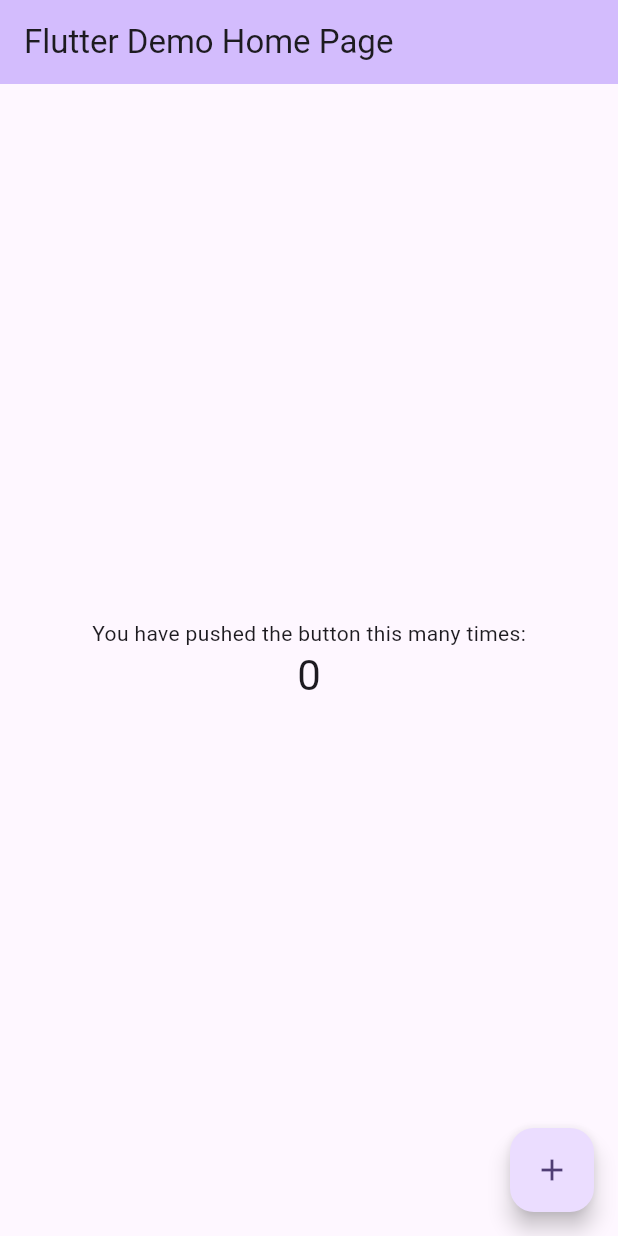
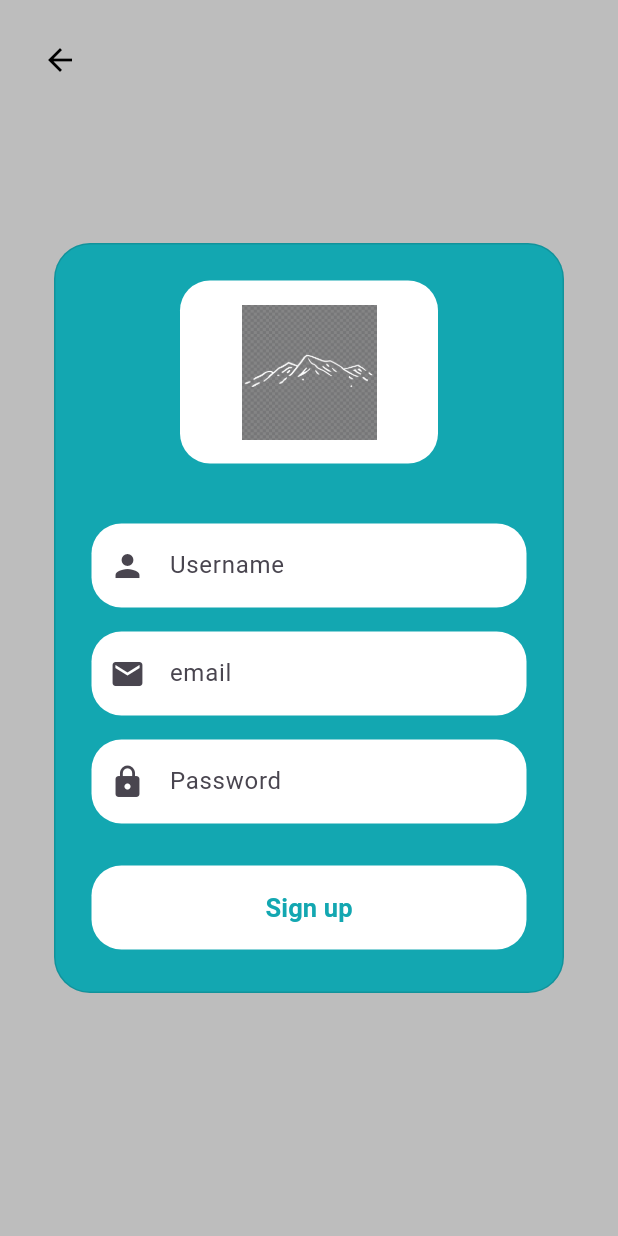
Before and after one commit to shendy12/jelajahbaturaden, a Flutter app: the screen it shows after launch, on a phone screen of 412 x 824 dp. Run offline on Flutter 3.47's test engine with Material 3 defaults, Android fonts, the phone set to English and light mode, and no system bars.

Commit message:
form register Fixes #2

```diff
--- /dev/null
+++ b/lib/konstanta.dart
@@ -0,0 +1 @@
+const baseUrl = 'https://8b4c-103-47-133-102.ngrok-free.app/';
--- /dev/null
+++ b/lib/login/addpengguna.dart
@@ -0,0 +1,183 @@
+import 'package:flutter/material.dart';
+import 'package:http/http.dart' as http;
+import 'dart:convert';
+import '/konstanta.dart';
+
+class PenggunaForm extends StatefulWidget {
+  @override
+  _PenggunaFormState createState() => _PenggunaFormState();
+}
+
+class _PenggunaFormState extends State<PenggunaForm> {
+  final _formKey = GlobalKey<FormState>();
+  final TextEditingController emailController = TextEditingController();
+  final TextEditingController passwordController = TextEditingController();
+  final TextEditingController usernameController = TextEditingController();
+
+  Future<void> addPengguna() async {
+    var url = Uri.parse('${baseUrl}pengguna/add');
+    var response = await http.post(
+      url,
+      headers: {'Content-Type': 'application/json'},
+      body: json.encode({
+        'email': emailController.text,
+        'password': passwordController.text,
+        'username': usernameController.text,
+      }),
+    );
+
+    if (response.statusCode == 200) {
+      ScaffoldMessenger.of(context).showSnackBar(
+        SnackBar(content: Text('Pendaftaran pengguna berhasil!')),
+      );
+      _formKey.currentState?.reset();
+    } else {
+      ScaffoldMessenger.of(context).showSnackBar(
+        SnackBar(content: Text('Gagal mendaftar pengguna')),
+      );
+    }
+  }
+
+  @override
+  Widget build(BuildContext context) {
+    return Scaffold(
+      backgroundColor: Colors.grey[400],
+      body: SafeArea(
+        child: Stack(
+          children: [
+            // Back button (left top)
+            Positioned(
+              top: 16,
+              left: 16,
+              child: IconButton(
+                icon: Icon(Icons.arrow_back, color: Colors.black),
+                onPressed: () => Navigator.pop(context),
+              ),
+            ),
+            Center(
+              child: SingleChildScrollView(
+                child: Container(
+                  width: 340,
+                  padding: EdgeInsets.symmetric(horizontal: 24, vertical: 24),
+                  decoration: BoxDecoration(
+                    color: Color(0xFF13A7B1),
+                    borderRadius: BorderRadius.circular(24),
+                    border: Border.all(color: Colors.black12),
+                  ),
+                  child: Column(
+                    mainAxisSize: MainAxisSize.min,
+                    children: [
+                      Container(
+                        padding: EdgeInsets.all(16),
+                        decoration: BoxDecoration(
+                          color: Colors.white,
+                          borderRadius: BorderRadius.circular(20),
+                        ),
+                        child: Image.asset(
+                          'lib/assets/images/mountainwhite.png', // cek path asset
+                          width: 140,
+                          height: 90,
+                          fit: BoxFit.contain,
+                        ),
+                      ),
+                      SizedBox(height: 16),
+                      Form(
+                        key: _formKey,
+                        child: Column(
+                          children: [
+                            SizedBox(height: 24),
+                            // Username
+                            TextFormField(
+                              controller: usernameController,
+                              style: TextStyle(color: Colors.black),
+                              decoration: InputDecoration(
+                                labelText: 'Username',
+                                prefixIcon: Icon(Icons.person),
+                                filled: true,
+                                fillColor: Colors.white,
+                                border: OutlineInputBorder(
+                                  borderRadius: BorderRadius.circular(20),
+                                  borderSide: BorderSide.none,
+                                ),
+                              ),
+                              validator: (value) => value == null || value.isEmpty ? 'Username wajib diisi' : null,
+                            ),
+                            SizedBox(height: 16),
+                            // Email
+                            TextFormField(
+                              controller: emailController,
+                              style: TextStyle(color: Colors.black),
+                              decoration: InputDecoration(
+                                labelText: 'email',
+                                prefixIcon: Icon(Icons.email),
+                                filled: true,
+                                fillColor: Colors.white,
+                                border: OutlineInputBorder(
+                                  borderRadius: BorderRadius.circular(20),
+                                  borderSide: BorderSide.none,
+                                ),
+                              ),
+                              validator: (value) => value == null || value.isEmpty ? 'Email wajib diisi' : null,
+                            ),
+                            SizedBox(height: 16),
+                            // Password
+                            TextFormField(
+                              controller: passwordController,
+                              obscureText: true,
+                              style: TextStyle(color: Colors.black),
+                              decoration: InputDecoration(
+                                labelText: 'Password',
+                                prefixIcon: Icon(Icons.lock),
+                                filled: true,
+                                fillColor: Colors.white,
+                                border: OutlineInputBorder(
+                                  borderRadius: BorderRadius.circular(20),
+                                  borderSide: BorderSide.none,
+                                ),
+                              ),
+                              validator: (value) => value == null || value.isEmpty ? 'Password wajib diisi' : null,
+                            ),
+                            SizedBox(height: 28),
+                            // Sign up button
+                            SizedBox(
+                              width: double.infinity,
+                              child: ElevatedButton(
+                                style: ElevatedButton.styleFrom(
+                                  padding: EdgeInsets.symmetric(vertical: 16),
+                                  shape: RoundedRectangleBorder(
+                                    borderRadius: BorderRadius.circular(20),
+                                  ),
+                                  backgroundColor: Colors.white,
+                                  foregroundColor: Color(0xFF13A7B1),
+                                  elevation: 0,
+                                ),
+                                onPressed: () {
+                                  if (_formKey.currentState!.validate()) {
+                                    addPengguna();
+                                  }
+                                },
+                                child: Text(
+                                  'Sign up',
+                                  style: TextStyle(
+                                    fontWeight: FontWeight.bold,
+                                    fontSize: 17,
+                                    color: Color(0xFF13A7B1),
+                                  ),
+                                ),
+                              ),
+                            ),
+                            SizedBox(height: 4),
+                          ],
+                        ),
+                      ),
+                    ],
+                  ),
+                ),
+              ),
+            ),
+          ],
+        ),
+      ),
+    );
+  }
+}
--- /dev/null
+++ b/lib/login/registerproses.dart
@@ -0,0 +1,33 @@
+class PenggunaModel {
+  String? idPengguna;
+  String? email;
+  String? password;
+  String? username;
+  String? role;
+
+  PenggunaModel({
+    this.idPengguna,
+    this.email,
+    this.password,
+    this.username,
+    this.role,
+  });
+
+  PenggunaModel.fromJson(Map<String, dynamic> json) {
+    idPengguna = json['id_pengguna']?.toString();
+    email = json['email'];
+    password = json['password'];
+    username = json['username'];
+    role = json['role'];
+  }
+
+  Map<String, dynamic> toJson() {
+    final Map<String, dynamic> data = <String, dynamic>{};
+    data['id_pengguna'] = idPengguna ?? '';
+    data['email'] = email ?? '';
+    data['password'] = password ?? '';
+    data['username'] = username ?? '';
+    data['role'] = role ?? '';
+    return data;
+  }
+}
--- a/lib/main.dart
+++ b/lib/main.dart
@@ -1,122 +1,13 @@
+// lib/main.dart
 import 'package:flutter/material.dart';
+import 'package:http/http.dart' as http;
+import 'dart:convert';
+import '/konstanta.dart'; // import baseUrl
+import '/login/addpengguna.dart'; // import PenggunaForm
 
 void main() {
-  runApp(const MyApp());
+  runApp(MaterialApp(
+    home: PenggunaForm(),
+    debugShowCheckedModeBanner: false,
+  ));
 }
-
-class MyApp extends StatelessWidget {
-  const MyApp({super.key});
-
-  // This widget is the root of your application.
-  @override
-  Widget build(BuildContext context) {
-    return MaterialApp(
-      title: 'Flutter Demo',
-      theme: ThemeData(
-        // This is the theme of your application.
-        //
-        // TRY THIS: Try running your application with "flutter run". You'll see
-        // the application has a purple toolbar. Then, without quitting the app,
-        // try changing the seedColor in the colorScheme below to Colors.green
-        // and then invoke "hot reload" (save your changes or press the "hot
-        // reload" button in a Flutter-supported IDE, or press "r" if you used
-        // the command line to start the app).
-        //
-        // Notice that the counter didn't reset back to zero; the application
-        // state is not lost during the reload. To reset the state, use hot
-        // restart instead.
-        //
-        // This works for code too, not just values: Most code changes can be
-        // tested with just a hot reload.
-        colorScheme: ColorScheme.fromSeed(seedColor: Colors.deepPurple),
-      ),
-      home: const MyHomePage(title: 'Flutter Demo Home Page'),
-    );
-  }
-}
-
-class MyHomePage extends StatefulWidget {
-  const MyHomePage({super.key, required this.title});
-
-  // This widget is the home page of your application. It is stateful, meaning
-  // that it has a State object (defined below) that contains fields that affect
-  // how it looks.
-
-  // This class is the configuration for the state. It holds the values (in this
-  // case the title) provided by the parent (in this case the App widget) and
-  // used by the build method of the State. Fields in a Widget subclass are
-  // always marked "final".
-
-  final String title;
-
-  @override
-  State<MyHomePage> createState() => _MyHomePageState();
-}
-
-class _MyHomePageState extends State<MyHomePage> {
-  int _counter = 0;
-
-  void _incrementCounter() {
-    setState(() {
-      // This call to setState tells the Flutter framework that something has
-      // changed in this State, which causes it to rerun the build method below
-      // so that the display can reflect the updated values. If we changed
-      // _counter without calling setState(), then the build method would not be
-      // called again, and so nothing would appear to happen.
-      _counter++;
-    });
-  }
-
-  @override
-  Widget build(BuildContext context) {
-    // This method is rerun every time setState is called, for instance as done
-    // by the _incrementCounter method above.
-    //
-    // The Flutter framework has been optimized to make rerunning build methods
-    // fast, so that you can just rebuild anything that needs updating rather
-    // than having to individually change instances of widgets.
-    return Scaffold(
-      appBar: AppBar(
-        // TRY THIS: Try changing the color here to a specific color (to
-        // Colors.amber, perhaps?) and trigger a hot reload to see the AppBar
-        // change color while the other colors stay the same.
-        backgroundColor: Theme.of(context).colorScheme.inversePrimary,
-        // Here we take the value from the MyHomePage object that was created by
-        // the App.build method, and use it to set our appbar title.
-        title: Text(widget.title),
-      ),
-      body: Center(
-        // Center is a layout widget. It takes a single child and positions it
-        // in the middle of the parent.
-        child: Column(
-          // Column is also a layout widget. It takes a list of children and
-          // arranges them vertically. By default, it sizes itself to fit its
-          // children horizontally, and tries to be as tall as its parent.
-          //
-          // Column has various properties to control how it sizes itself and
-          // how it positions its children. Here we use mainAxisAlignment to
-          // center the children vertically; the main axis here is the vertical
-          // axis because Columns are vertical (the cross axis would be
-          // horizontal).
-          //
-          // TRY THIS: Invoke "debug painting" (choose the "Toggle Debug Paint"
-          // action in the IDE, or press "p" in the console), to see the
-          // wireframe for each widget.
-          mainAxisAlignment: MainAxisAlignment.center,
-          children: <Widget>[
-            const Text('You have pushed the button this many times:'),
-            Text(
-              '$_counter',
-              style: Theme.of(context).textTheme.headlineMedium,
-            ),
-          ],
-        ),
-      ),
-      floatingActionButton: FloatingActionButton(
-        onPressed: _incrementCounter,
-        tooltip: 'Increment',
-        child: const Icon(Icons.add),
-      ), // This trailing comma makes auto-formatting nicer for build methods.
-    );
-  }
-}
--- a/pubspec.yaml
+++ b/pubspec.yaml
@@ -34,6 +34,7 @@ dependencies:
   # The following adds the Cupertino Icons font to your application.
   # Use with the CupertinoIcons class for iOS style icons.
   cupertino_icons: ^1.0.8
+  http: ^1.4.0
 
 dev_dependencies:
   flutter_test:
@@ -58,8 +59,8 @@ flutter:
   uses-material-design: true
 
   # To add assets to your application, add an assets section, like this:
-  # assets:
-  #   - images/a_dot_burr.jpeg
+  assets:
+    - lib/assets/images/
   #   - images/a_dot_ham.jpeg
 
   # An image asset can refer to one or more resolution-specific "variants", see
```
Also changed, not shown: lib/login/login.dart (added, +76 -0 lines), lib/login/reset.dart (added, +47 -0 lines), lib/assets/images/mountainblack.png (added), lib/assets/images/mountainwhite.png (added), pubspec.lock, 1 other file.
